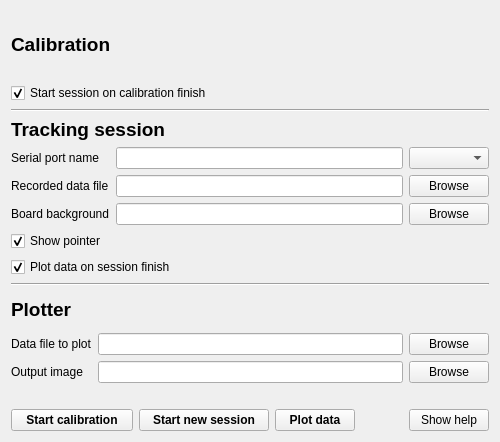
Above: mainwindow.ui from ntrfrnc/eye-tracker before the change. Below: the same form after it.
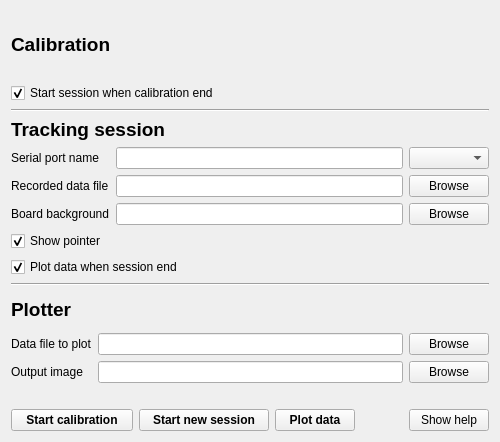
That is the form after the change.

Commit message: Cosmetic changes, update screenshot

The edit to the form file:
```diff
--- a/mainwindow.ui
+++ b/mainwindow.ui
@@ -61,7 +61,7 @@
       <item row="1" column="0" colspan="2">
        <widget class="QCheckBox" name="startSessionOnCalibEndCheckBox">
         <property name="text">
-         <string>Start session on calibration finish</string>
+         <string>Start session when calibration end</string>
         </property>
         <property name="checked">
          <bool>true</bool>
@@ -165,7 +165,7 @@
       <item row="5" column="0" colspan="2">
        <widget class="QCheckBox" name="plotDataOnSessionEndCheckBox">
         <property name="text">
-         <string>Plot data on session finish</string>
+         <string>Plot data when session end</string>
         </property>
         <property name="checked">
          <bool>true</bool>
```
The commit also changes 1 other file.
